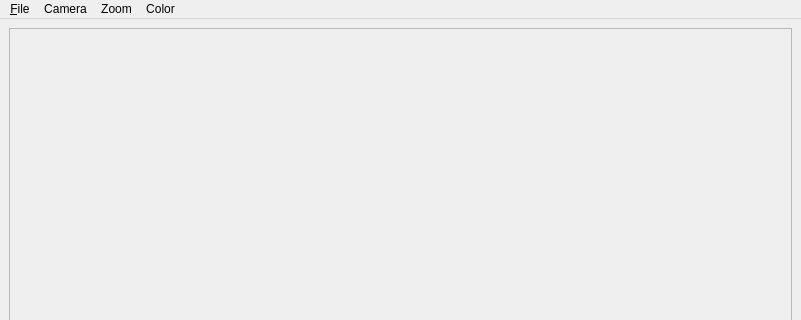
First picture: the form in mainwindow.ui, repository Kolkir/stereocam, before the edit; both pictures show x 0 to 801 and y 0 to 320 of the 801 by 599 pixel window.
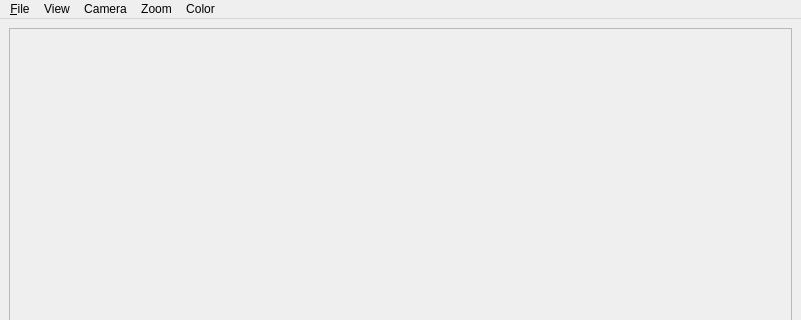
Second picture: the form after the edit.

Commit message: Add view menu

Diff of the .ui file:
```diff
--- a/mainwindow.ui
+++ b/mainwindow.ui
@@ -126,7 +126,16 @@
     <addaction name="actionUndistort"/>
     <addaction name="actionSnapshot"/>
    </widget>
+   <widget class="QMenu" name="menuView_2">
+    <property name="title">
+     <string>View</string>
+    </property>
+    <addaction name="separator"/>
+    <addaction name="actionCameraView"/>
+    <addaction name="actionDepth3DView"/>
+   </widget>
    <addaction name="menuFile"/>
+   <addaction name="menuView_2"/>
    <addaction name="menuCamera"/>
    <addaction name="menuView"/>
    <addaction name="menuColor"/>
```
Left out of the diff: 16 changed lines with no effect on the pictures. The commit also changes 2 other files.
